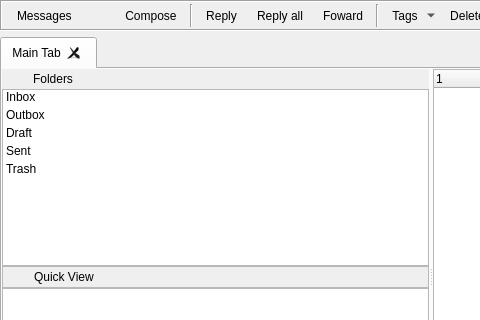
RetroShare/RetroShare, file retroshare-gui/src/gui/MessagesDialog.ui: the form before one commit; both pictures show x 0 to 480 and y 0 to 320 of the 862 by 485 pixel window.
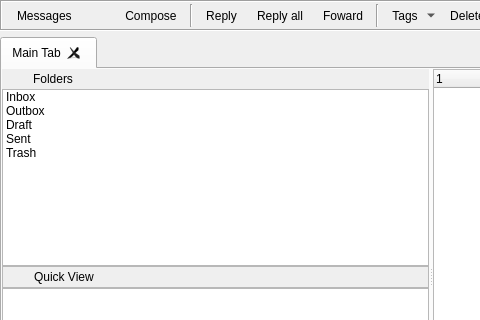
The form after the commit. Icons and pictures are not drawn. Custom widgets are drawn as their Qt base class.

Commit message: Removed unnecessary settings from MessagesDialog.ui

What changed in the file:
```diff
--- a/retroshare-gui/src/gui/MessagesDialog.ui
+++ b/retroshare-gui/src/gui/MessagesDialog.ui
@@ -529,30 +529,6 @@
              <property name="contextMenuPolicy">
               <enum>Qt::CustomContextMenu</enum>
              </property>
-             <property name="isWrapping" stdset="0">
-              <bool>false</bool>
-             </property>
-             <property name="resizeMode">
-              <enum>QListView::Fixed</enum>
-             </property>
-             <property name="spacing">
-              <number>0</number>
-             </property>
-             <property name="gridSize">
-              <size>
-               <width>100</width>
-               <height>18</height>
-              </size>
-             </property>
-             <property name="modelColumn">
-              <number>0</number>
-             </property>
-             <property name="uniformItemSizes">
-              <bool>false</bool>
-             </property>
-             <property name="wordWrap">
-              <bool>false</bool>
-             </property>
              <item>
               <property name="text">
                <string>Inbox</string>
```
